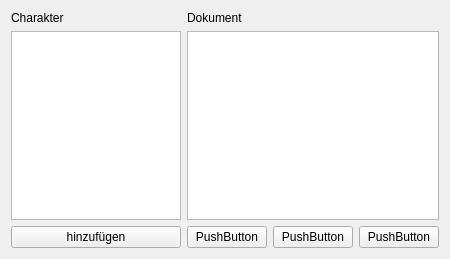
Before: the Qt Designer form Fuk/mainform.ui in FireballGfx/FUK, drawn with Qt 5.
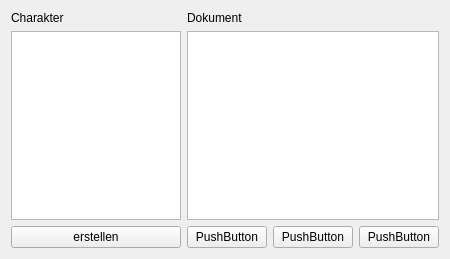
After: the same form once the commit is applied.

```diff
--- a/Fuk/mainform.ui
+++ b/Fuk/mainform.ui
@@ -29,7 +29,7 @@
      <item>
       <widget class="QPushButton" name="hinzufuegenButton">
        <property name="text">
-        <string>hinzufügen</string>
+        <string>erstellen</string>
        </property>
       </widget>
      </item>
```
Left out of the diff: 2 changed lines with no effect on the pictures.
